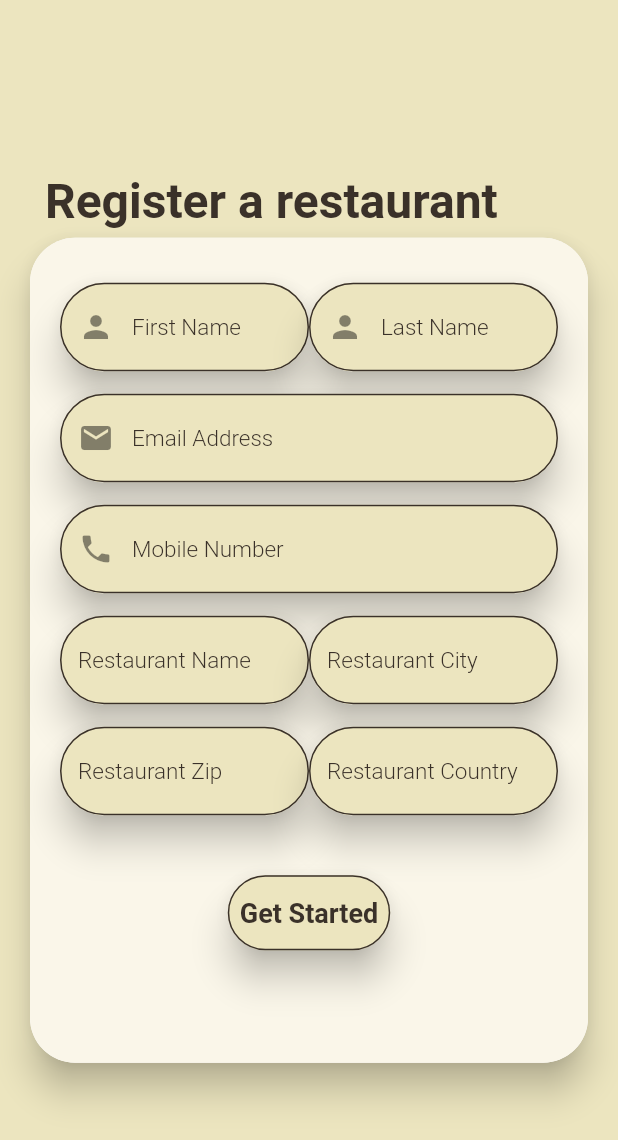
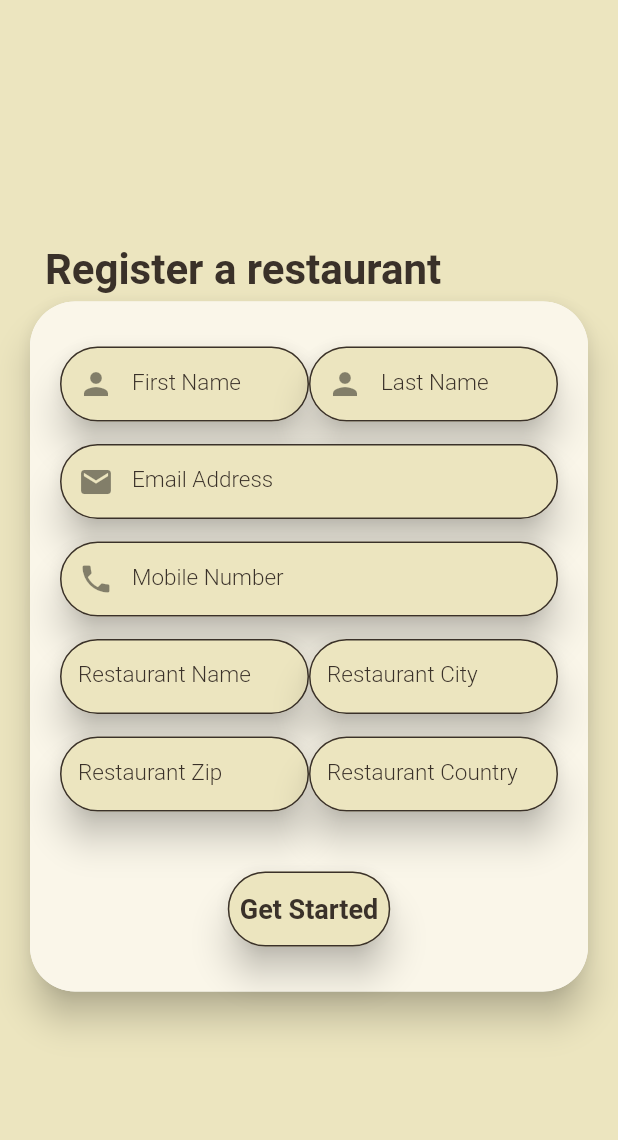
Before and after one commit to dashkata/ordertaker, a Flutter app: the RestaurantRegister screen opened by its route, on a phone screen of 412 x 824 dp. Shown: the top 1140 px of the screen. Run offline on Flutter 3.47's test engine with Material 2 defaults, Android fonts, the phone set to English and light mode, and no system bars; drawn by our look-alikes of getwidget; our stand-ins replace date_time_picker, device_preview, google_fonts, readmore.

Commit message:
made some updates to the code

```diff
--- a/order_taker/lib/Screens/RestaurantScreens/RestaurantRegisterPage/restaurant_register.dart
+++ b/order_taker/lib/Screens/RestaurantScreens/RestaurantRegisterPage/restaurant_register.dart
@@ -25,7 +25,7 @@ class RestaurantRegister extends StatelessWidget {
                         child: Text(
                           "Register a restaurant",
                           style: GoogleFonts.roboto(
-                            fontSize: 32,
+                            fontSize: 28,
                             fontWeight: FontWeight.bold,
                             color: accentColor,
                           ),
@@ -41,20 +41,12 @@ class RestaurantRegister extends StatelessWidget {
                         Radius.circular(30),
                       ),
                       child: Container(
-                        decoration: BoxDecoration(
-                          borderRadius: const BorderRadius.all(
-                            Radius.circular(30),
-                          ),
-                          color: complementaryColor,
-                        ),
+                        padding: const EdgeInsets.symmetric(vertical: 30),
+                        decoration: contentContainerDecoration,
                         width: double.infinity,
-                        height: 550,
                         child: Column(
                           mainAxisAlignment: MainAxisAlignment.start,
                           children: [
-                            const SizedBox(
-                              height: 30,
-                            ),
                             Row(
                               children: const [
                                 Expanded(
@@ -150,9 +142,6 @@ class RestaurantRegister extends StatelessWidget {
                               child: NormalButtons(
                                   buttonText: "Get Started", buttonFunc: () {}),
                             ),
-                            const SizedBox(
-                              height: 10,
-                            ),
                           ],
                         ),
                       ),
--- a/order_taker/lib/Screens/RestaurantScreens/RestaurantRegisterPage/restaurant_register_widgets.dart
+++ b/order_taker/lib/Screens/RestaurantScreens/RestaurantRegisterPage/restaurant_register_widgets.dart
@@ -17,13 +17,15 @@ class RestaurantFields extends StatelessWidget {
 
   @override
   Widget build(BuildContext context) {
-    return Material(
+    return SizedBox(
+      height: 50,
+      child: Material(
         borderRadius: BorderRadius.circular(30),
         elevation: 10,
         child: TextField(
           keyboardType: inputType,
           decoration: InputDecoration(
-          enabledBorder: OutlineInputBorder(
+            enabledBorder: const OutlineInputBorder(
               borderRadius: BorderRadius.all(Radius.circular(30.0)),
               borderSide: BorderSide(
                 color: accentColor,
@@ -46,6 +48,7 @@ class RestaurantFields extends StatelessWidget {
           obscureText: obscure,
           autocorrect: false,
         ),
+      ),
     );
   }
 }
--- a/order_taker/lib/Screens/UserScreens/billpage/bill.dart
+++ b/order_taker/lib/Screens/UserScreens/billpage/bill.dart
@@ -36,10 +36,11 @@ class BillPage extends StatelessWidget {
                   ),
                 ),
                 Padding(
-                  padding: EdgeInsets.symmetric(horizontal: 20.0, vertical: 25),
+                  padding: const EdgeInsets.symmetric(
+                      horizontal: 20.0, vertical: 25),
                   child: TextField(
                     decoration: InputDecoration(
-                      enabledBorder: OutlineInputBorder(
+                      enabledBorder: const OutlineInputBorder(
                         borderRadius: BorderRadius.all(Radius.circular(30.0)),
                         borderSide: BorderSide(
                           color: accentColor,
--- a/order_taker/lib/Screens/project_widgets.dart
+++ b/order_taker/lib/Screens/project_widgets.dart
@@ -75,7 +75,9 @@ class DoubleTextField extends StatelessWidget {
 
   @override
   Widget build(BuildContext context) {
-    return Material(
+    return SizedBox(
+      height: 50,
+      child: Material(
         borderRadius: BorderRadius.circular(30),
         elevation: 10,
         child: TextField(
@@ -104,6 +106,7 @@ class DoubleTextField extends StatelessWidget {
           ),
           obscureText: obscure,
           autocorrect: false,
+        ),
       ),
     );
   }
--- a/order_taker/lib/main.dart
+++ b/order_taker/lib/main.dart
@@ -31,7 +31,7 @@ class OrderTaker extends StatelessWidget {
       useInheritedMediaQuery: true,
       locale: DevicePreview.locale(context),
       builder: DevicePreview.appBuilder,
-      initialRoute: '/restaurant_order',
+      initialRoute: '/restaurant_info',
       routes: {
         '/login': (context) => const LoginPage(),
         '/register': (context) => const RegisterPage(),
```
Also changed, not shown: order_taker/lib/Screens/RestaurantScreens/RestaurantOrdersPage/restaurant_order.dart (+4 -5 lines), order_taker/lib/Screens/UserScreens/confirmreservationpage/confirm_reservation.dart (+7 -10 lines), order_taker/lib/Screens/UserScreens/restaurantinfopage/restaurant_info.dart (+41 -21 lines), order_taker/lib/Screens/UserScreens/restaurantinfopage/restaurant_info_widget.dart (+11 -4 lines). Lines whose indentation alone changed are shown as unchanged.
